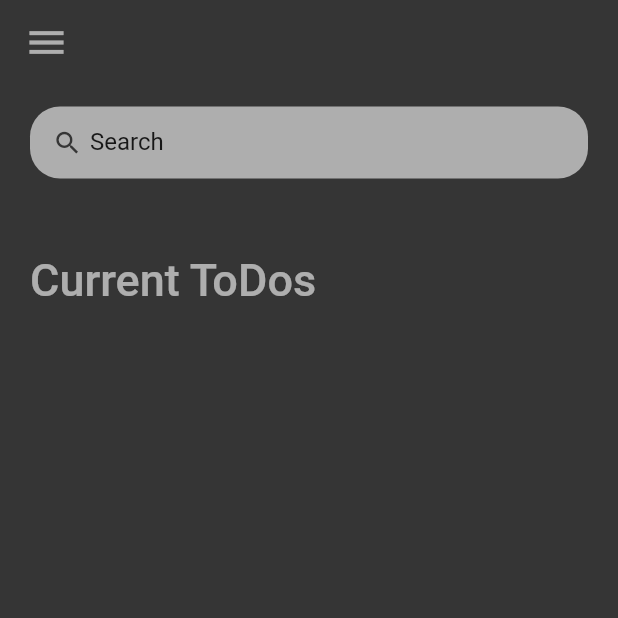
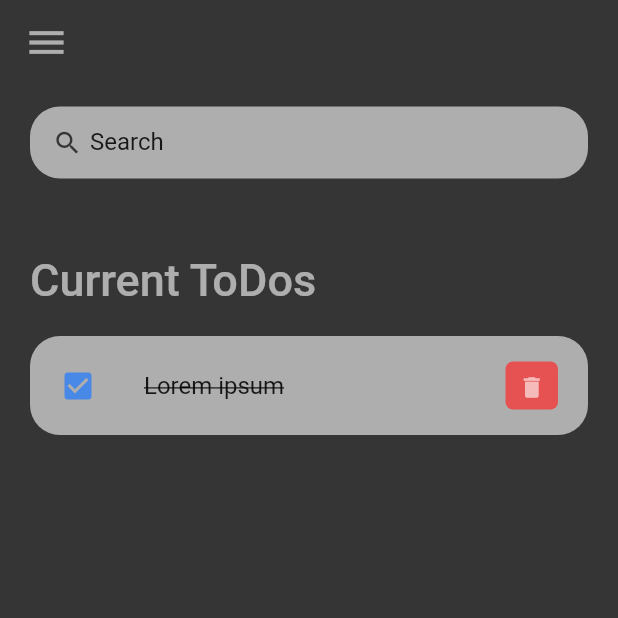
Before and after one commit to Sencres013/Flutter-to-do-app, a Flutter app: the screen it shows after launch, on a phone screen of 412 x 824 dp, the top half of it. Run offline on Flutter 3.47's test engine with Material 2 defaults, Android fonts, the phone set to English and light mode, and no system bars.

Commit message:
Added todo item

```diff
--- a/lib/data/colors.dart
+++ b/lib/data/colors.dart
@@ -1,5 +1,5 @@
 import "package:flutter/material.dart";
 
 const Color bgColor = Color(0xFF353535);
-const Color white = Colors.white60;
+const Color fgColor = Colors.white60;
 const Color textColor = Colors.black87;
--- a/lib/views/home.dart
+++ b/lib/views/home.dart
@@ -1,7 +1,8 @@
 import "package:flutter/material.dart";
-import "package:todoapp/data/colors.dart";
-import "package:todoapp/widgets/app_bar.dart";
-import "package:todoapp/widgets/search_box.dart";
+import "../data/colors.dart";
+import "../widgets/app_bar.dart";
+import "../widgets/search_box.dart";
+import "../widgets/todo_item.dart";
 
 class Home extends StatelessWidget {
   const Home({super.key});
@@ -26,12 +27,13 @@ class Home extends StatelessWidget {
                   child: Text(
                     "Current ToDos",
                     style: TextStyle(
-                      color: white,
+                      color: fgColor,
                       fontSize: 30,
                       fontWeight: FontWeight.w500,
-                    )
-                  )
-                )
+                    ),
+                  ),
+                ),
+                ToDoItem(),
               ],
             )
           ],
--- a/lib/widgets/app_bar.dart
+++ b/lib/widgets/app_bar.dart
@@ -1,6 +1,6 @@
 import 'package:flutter/material.dart';
 import 'package:flutter/services.dart';
-import "package:todoapp/data/colors.dart";
+import "../data/colors.dart";
 
 class CustomAppBar extends StatelessWidget implements PreferredSizeWidget {
   const CustomAppBar({super.key});
@@ -14,7 +14,7 @@ class CustomAppBar extends StatelessWidget implements PreferredSizeWidget {
         children: [
           Icon(
             Icons.menu,
-            color: white,
+            color: fgColor,
             size: 30,
           ),
         ],
--- a/lib/widgets/search_box.dart
+++ b/lib/widgets/search_box.dart
@@ -1,5 +1,5 @@
 import "package:flutter/material.dart";
-import "package:todoapp/data/colors.dart";
+import "../data/colors.dart";
 
 class SearchBox extends StatelessWidget {
   const SearchBox({super.key});
@@ -9,7 +9,7 @@ class SearchBox extends StatelessWidget {
     return Container(
       padding: EdgeInsets.symmetric(horizontal: 10),
       decoration: BoxDecoration(
-        color: white,
+        color: fgColor,
         borderRadius: BorderRadius.circular(20),
       ),
       child: TextField(
--- /dev/null
+++ b/lib/widgets/todo_item.dart
@@ -0,0 +1,52 @@
+import 'package:flutter/material.dart';
+import '../data/colors.dart';
+
+class ToDoItem extends StatelessWidget {
+  const ToDoItem({super.key});
+
+  @override
+  Widget build(BuildContext context) {
+    return Container(
+      margin: EdgeInsets.only(bottom: 20),
+      child: ListTile(
+        onTap: () {},
+        shape: RoundedRectangleBorder(
+          borderRadius: BorderRadius.circular(20),
+        ),
+        contentPadding: EdgeInsets.symmetric(
+          horizontal: 20,
+          vertical: 5,
+        ),
+        tileColor: fgColor,
+        leading: Icon(
+          Icons.check_box,
+          color: Color.fromARGB(178, 28, 119, 255),
+        ),
+        title: Text(
+          "Lorem ipsum",
+          style: TextStyle(
+            fontSize: 16,
+            color: textColor,
+            decoration: TextDecoration.lineThrough,
+          ),
+        ),
+        trailing: Container(
+          padding: EdgeInsets.all(0),
+          margin: EdgeInsets.symmetric(vertical: 12),
+          width: 35,
+          height: 35,
+          decoration: BoxDecoration(
+            color: Color.fromARGB(177, 255, 41, 41),
+            borderRadius: BorderRadius.circular(5),
+          ),
+          child: IconButton(
+            color: fgColor,
+            iconSize: 18,
+            icon: Icon(Icons.delete),
+            onPressed: () {},
+          ),
+        ),
+      ),
+    );
+  }
+}
```
